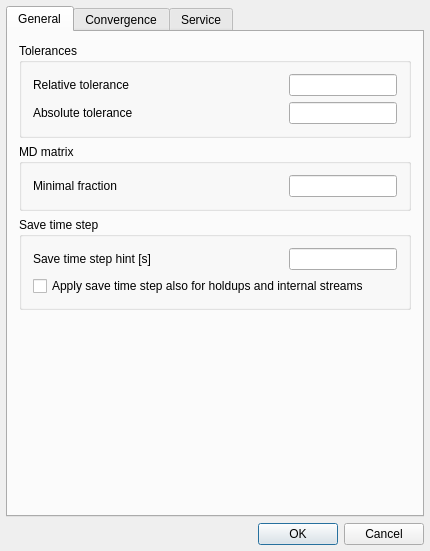
The window that GUIDialogs/OptionsEditor/OptionsEditor.ui (DyssolTEC/Dyssol-open) describes before a commit, drawn with Qt 5.
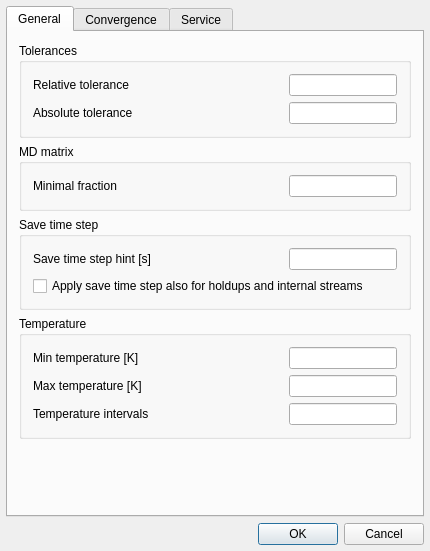
The same window after the commit. Icons and pictures are not drawn.

The edit to the form file:
```diff
--- a/GUIDialogs/OptionsEditor/OptionsEditor.ui
+++ b/GUIDialogs/OptionsEditor/OptionsEditor.ui
@@ -7,7 +7,7 @@
     <x>0</x>
     <y>0</y>
     <width>402</width>
-    <height>498</height>
+    <height>499</height>
    </rect>
   </property>
   <property name="sizePolicy">
@@ -202,6 +202,60 @@
          </layout>
         </widget>
        </item>
+       <item>
+        <widget class="QGroupBox" name="groupBoxTemperature">
+         <property name="toolTip">
+          <string>Settings for calculating the temperature of mixtures</string>
+         </property>
+         <property name="statusTip">
+          <string>Settings for calculating the temperature of mixtures</string>
+         </property>
+         <property name="whatsThis">
+          <string>Settings for calculating the temperature of mixtures</string>
+         </property>
+         <property name="title">
+          <string>Temperature</string>
+         </property>
+         <layout class="QGridLayout" name="gridLayout_2" columnstretch="1,0">
+          <item row="0" column="0">
+           <widget class="QLabel" name="labelTMin">
+            <property name="minimumSize">
+             <size>
+              <width>100</width>
+              <height>0</height>
+             </size>
+            </property>
+            <property name="text">
+             <string>Min temperature [K]</string>
+            </property>
+           </widget>
+          </item>
+          <item row="0" column="1">
+           <widget class="QLineEdit" name="lineEditTMin"/>
+          </item>
+          <item row="1" column="0">
+           <widget class="QLabel" name="labelTMax">
+            <property name="text">
+             <string>Max temperature [K]</string>
+            </property>
+           </widget>
+          </item>
+          <item row="1" column="1">
+           <widget class="QLineEdit" name="lineEditTMax"/>
+          </item>
+          <item row="2" column="0">
+           <widget class="QLabel" name="labelTIntervals">
+            <property name="text">
+             <string>Temperature intervals</string>
+            </property>
+           </widget>
+          </item>
+          <item row="2" column="1">
+           <widget class="QLineEdit" name="lineEditTIntervals"/>
+          </item>
+         </layout>
+        </widget>
+       </item>
        <item>
         <spacer name="verticalSpacer_3">
          <property name="orientation">
```
